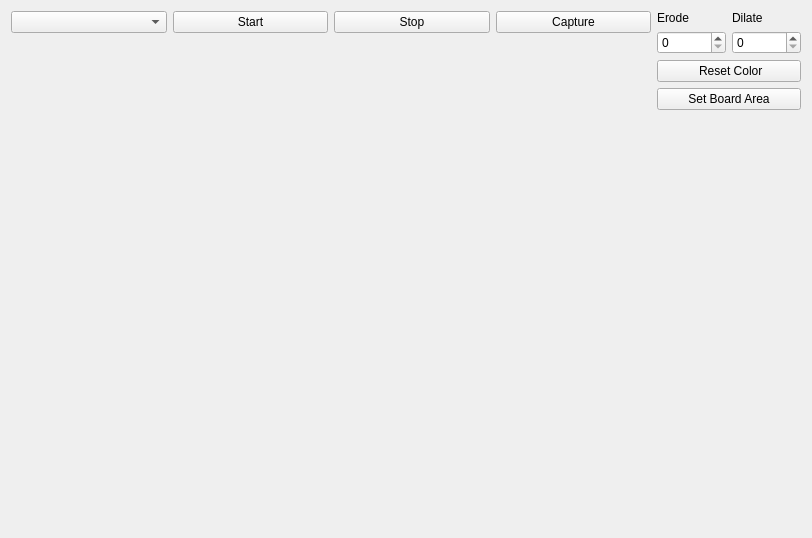
jcgod413/AirHockey, file widget.ui: the form before one commit.
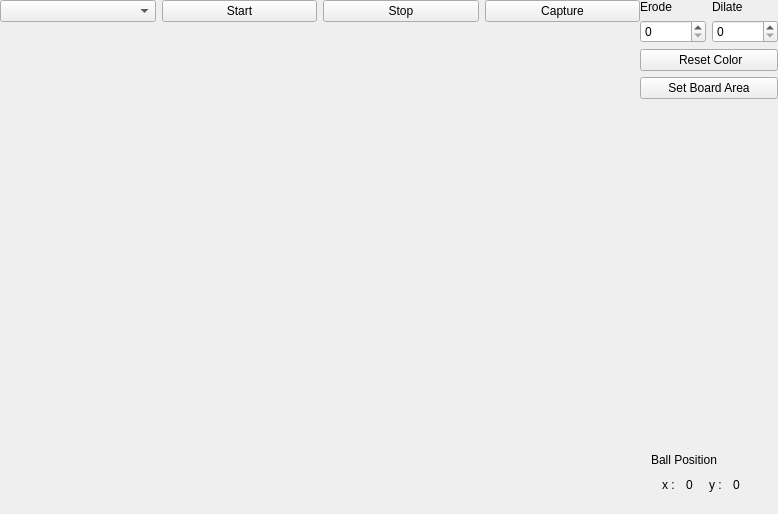
The form after the commit.

Commit message:
ballColor를 상수에서 QColor로 수정
ballColor를 상수에서 QColor로 수정

```diff
--- a/widget.ui
+++ b/widget.ui
@@ -6,14 +6,29 @@
    <rect>
     <x>0</x>
     <y>0</y>
-    <width>812</width>
-    <height>538</height>
+    <width>778</width>
+    <height>514</height>
    </rect>
   </property>
   <property name="windowTitle">
    <string>Widget</string>
   </property>
   <layout class="QHBoxLayout" name="horizontalLayout_3">
+   <property name="spacing">
+    <number>0</number>
+   </property>
+   <property name="leftMargin">
+    <number>0</number>
+   </property>
+   <property name="topMargin">
+    <number>0</number>
+   </property>
+   <property name="rightMargin">
+    <number>0</number>
+   </property>
+   <property name="bottomMargin">
+    <number>0</number>
+   </property>
    <item>
     <layout class="QVBoxLayout" name="verticalLayout_2">
      <property name="spacing">
@@ -125,17 +140,6 @@
        </property>
       </widget>
      </item>
-     <item>
-      <widget class="QFrame" name="horizontalFrame">
-       <property name="minimumSize">
-        <size>
-         <width>0</width>
-         <height>50</height>
-        </size>
-       </property>
-       <layout class="QHBoxLayout" name="horizontalLayout"/>
-      </widget>
-     </item>
      <item>
       <spacer name="verticalSpacer">
        <property name="orientation">
@@ -149,6 +153,71 @@
        </property>
       </spacer>
      </item>
+     <item>
+      <widget class="QFrame" name="verticalFrame">
+       <property name="minimumSize">
+        <size>
+         <width>0</width>
+         <height>50</height>
+        </size>
+       </property>
+       <layout class="QVBoxLayout" name="verticalLayout_3">
+        <property name="spacing">
+         <number>0</number>
+        </property>
+        <item>
+         <widget class="QLabel" name="label">
+          <property name="text">
+           <string>Ball Position</string>
+          </property>
+         </widget>
+        </item>
+        <item>
+         <widget class="QFrame" name="horizontalFrame">
+          <property name="minimumSize">
+           <size>
+            <width>0</width>
+            <height>0</height>
+           </size>
+          </property>
+          <layout class="QHBoxLayout" name="horizontalLayout">
+           <property name="spacing">
+            <number>0</number>
+           </property>
+           <item>
+            <widget class="QLabel" name="label_3">
+             <property name="text">
+              <string>x : </string>
+             </property>
+            </widget>
+           </item>
+           <item>
+            <widget class="QLabel" name="label_2">
+             <property name="text">
+              <string>0</string>
+             </property>
+            </widget>
+           </item>
+           <item>
+            <widget class="QLabel" name="label_5">
+             <property name="text">
+              <string>y :</string>
+             </property>
+            </widget>
+           </item>
+           <item>
+            <widget class="QLabel" name="label_4">
+             <property name="text">
+              <string>0</string>
+             </property>
+            </widget>
+           </item>
+          </layout>
+         </widget>
+        </item>
+       </layout>
+      </widget>
+     </item>
     </layout>
    </item>
   </layout>
```
The commit also changes 2 other files.
